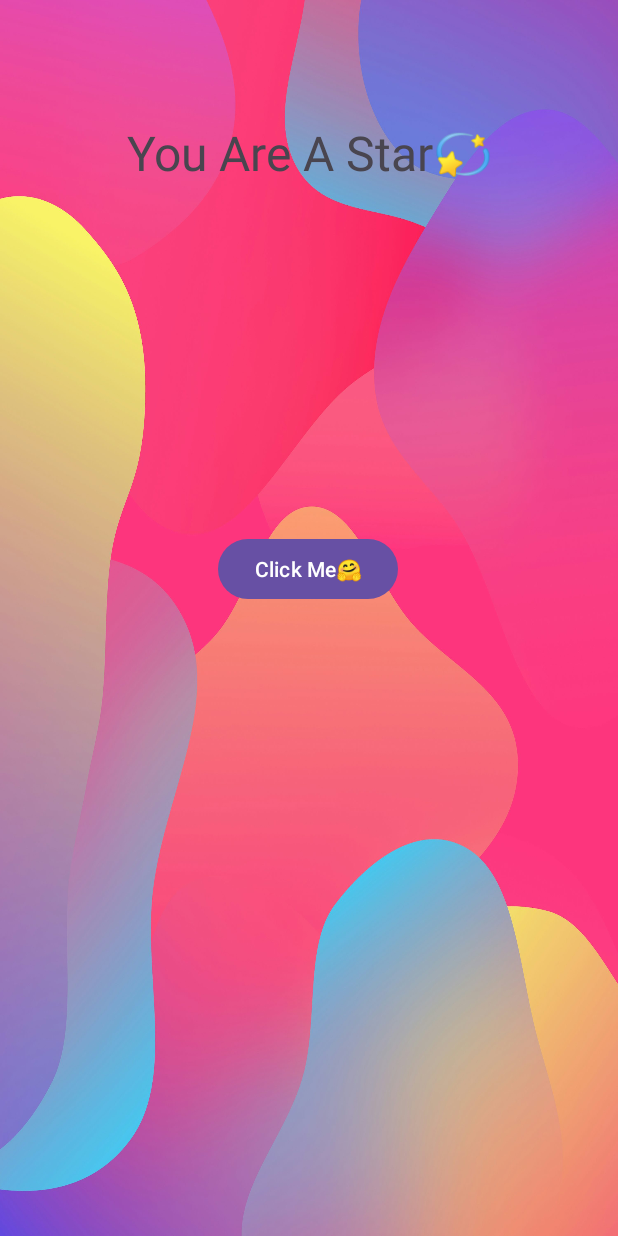
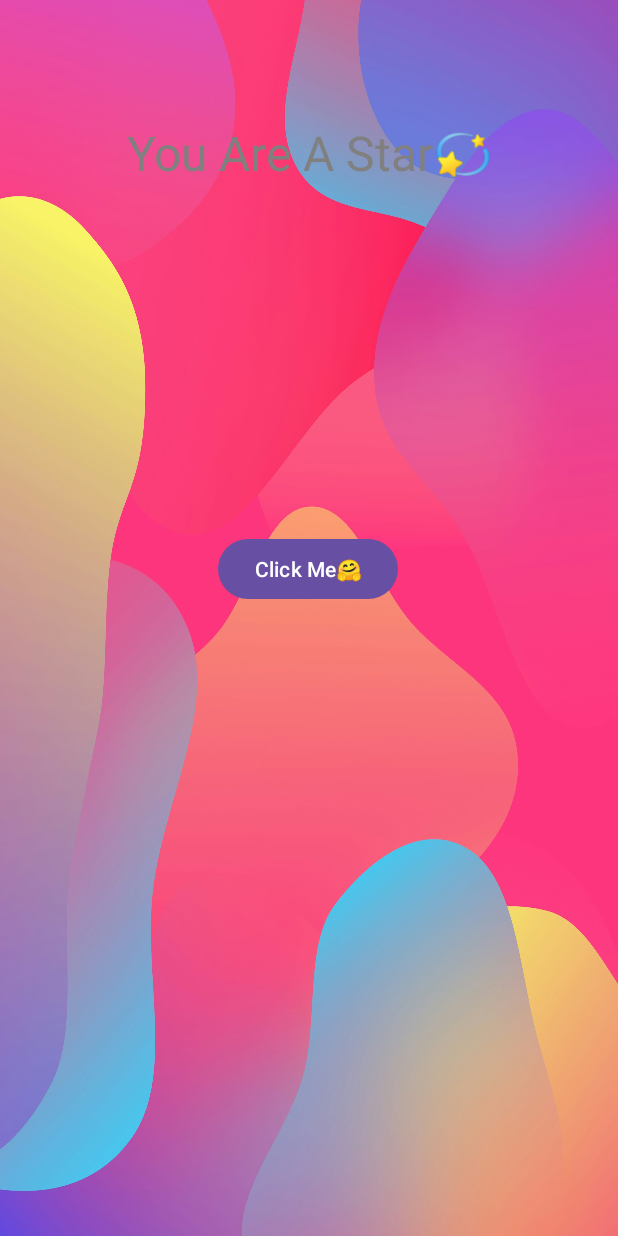
Before and after one commit to GirlAfro/HelloWorld, an Android app: the screen it shows after launch (MainActivity), after a tap on "Click Me🤗", on a phone screen of 412 x 824 dp. Run offline under Robolectric (Android 15) with nearby library versions, the phone set to English and light mode, and no system bars.

Commit message:
added text color to onBtnChangeTextClick

```diff
--- a/app/src/main/java/com/example/helloworld/MainActivity.java
+++ b/app/src/main/java/com/example/helloworld/MainActivity.java
@@ -27,6 +27,8 @@ public class MainActivity extends AppCompatActivity {
     public void onBtnChangeTextClick(View view){
         TextView tvChangeText =findViewById(R.id.tvChangeText);
         tvChangeText.setText("You Are A Star💫");
+        tvChangeText.setTextColor(getResources().getColor(R.color.gray_color));
+    }
 
-    }
+
 }
--- a/app/src/main/res/values/colors.xml
+++ b/app/src/main/res/values/colors.xml
@@ -2,4 +2,5 @@
 <resources>
     <color name="black">#FF000000</color>
     <color name="white">#FFFFFFFF</color>
+    <color name="gray_color">#808080</color>
 </resources>
```
